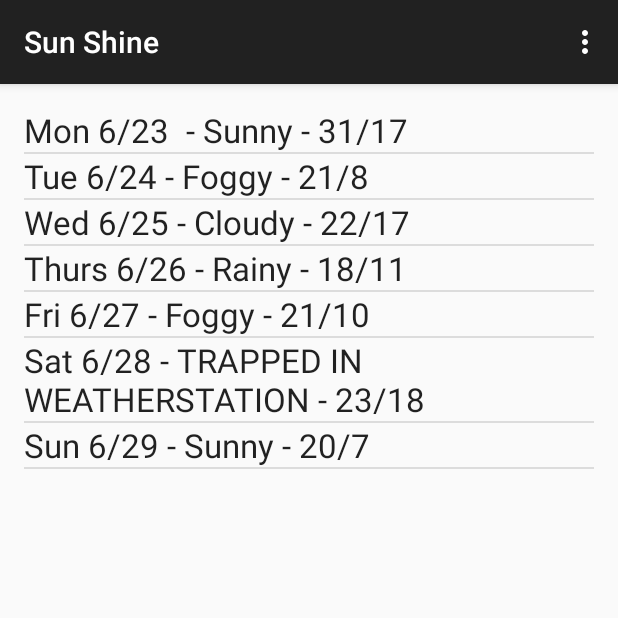
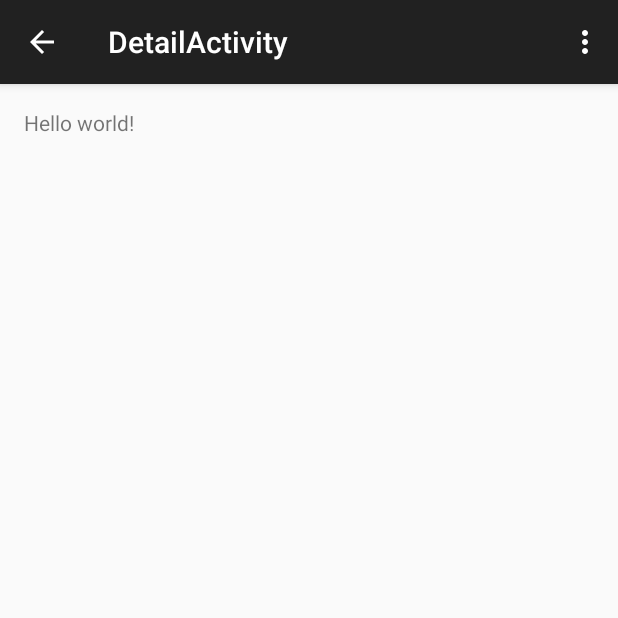
Before and after one commit to gdgistanbul/android-study-jam-sunshine, an Android app: the screen it shows after launch (MainActivity before the commit, DetailActivity after it), after a tap on an icon or button, on a phone screen of 412 x 824 dp, the top half of it. Run offline under Robolectric (Android 15) with nearby library versions, the phone set to English and light mode, and no system bars.

Commit message:
start new activity instead of showing toast

```diff
--- a/app/src/main/AndroidManifest.xml
+++ b/app/src/main/AndroidManifest.xml
@@ -4,6 +4,7 @@
     xmlns:android="http://schemas.android.com/apk/res/android">
 
     <uses-permission android:name="android.permission.INTERNET"/>
+
     <application
         android:allowBackup="true"
         android:icon="@mipmap/ic_launcher"
@@ -18,6 +19,14 @@
                 <category android:name="android.intent.category.LAUNCHER"/>
             </intent-filter>
         </activity>
+        <activity
+            android:name=".DetailActivity"
+            android:label="@string/title_activity_detail"
+            android:parentActivityName=".MainActivity">
+            <meta-data
+                android:name="android.support.PARENT_ACTIVITY"
+                android:value="com.gdgistanbul.sunshine.MainActivity"/>
+        </activity>
     </application>
 
 </manifest>
--- /dev/null
+++ b/app/src/main/java/com/gdgistanbul/sunshine/DetailActivity.java
@@ -0,0 +1,39 @@
+package com.gdgistanbul.sunshine;
+
+import android.support.v7.app.ActionBarActivity;
+import android.os.Bundle;
+import android.view.Menu;
+import android.view.MenuItem;
+
+
+public class DetailActivity extends ActionBarActivity {
+
+    @Override
+    protected void onCreate(Bundle savedInstanceState) {
+        super.onCreate(savedInstanceState);
+        setContentView(R.layout.activity_detail);
+    }
+
+
+    @Override
+    public boolean onCreateOptionsMenu(Menu menu) {
+        // Inflate the menu; this adds items to the action bar if it is present.
+        getMenuInflater().inflate(R.menu.menu_detail, menu);
+        return true;
+    }
+
+    @Override
+    public boolean onOptionsItemSelected(MenuItem item) {
+        // Handle action bar item clicks here. The action bar will
+        // automatically handle clicks on the Home/Up button, so long
+        // as you specify a parent activity in AndroidManifest.xml.
+        int id = item.getItemId();
+
+        //noinspection SimplifiableIfStatement
+        if (id == R.id.action_settings) {
+            return true;
+        }
+
+        return super.onOptionsItemSelected(item);
+    }
+}
--- a/app/src/main/java/com/gdgistanbul/sunshine/ForecastFragment.java
+++ b/app/src/main/java/com/gdgistanbul/sunshine/ForecastFragment.java
@@ -1,5 +1,6 @@
 package com.gdgistanbul.sunshine;
 
+import android.content.Intent;
 import android.net.Uri;
 import android.os.AsyncTask;
 import android.os.Bundle;
@@ -15,7 +16,6 @@ import android.view.ViewGroup;
 import android.widget.AdapterView;
 import android.widget.ArrayAdapter;
 import android.widget.ListView;
-import android.widget.Toast;
 
 import org.json.JSONArray;
 import org.json.JSONException;
@@ -98,7 +98,9 @@ public class ForecastFragment extends Fragment {
             @Override
             public void onItemClick(AdapterView<?> parent, View view, int position, long id) {
                 String forecast = mForecastAdapter.getItem(position);
-                Toast.makeText(getActivity(), forecast, Toast.LENGTH_SHORT).show();
+                Intent intent = new Intent(getActivity(), DetailActivity.class)
+                        .putExtra(Intent.EXTRA_TEXT, forecast);
+                startActivity(intent);
             }
         });
         return rootView;
--- /dev/null
+++ b/app/src/main/res/layout/activity_detail.xml
@@ -0,0 +1,16 @@
+<RelativeLayout xmlns:android="http://schemas.android.com/apk/res/android"
+                xmlns:tools="http://schemas.android.com/tools"
+                android:layout_width="match_parent"
+                android:layout_height="match_parent"
+                android:paddingLeft="@dimen/activity_horizontal_margin"
+                android:paddingRight="@dimen/activity_horizontal_margin"
+                android:paddingTop="@dimen/activity_vertical_margin"
+                android:paddingBottom="@dimen/activity_vertical_margin"
+                tools:context="com.gdgistanbul.sunshine.DetailActivity">
+
+    <TextView
+        android:text="@string/hello_world"
+        android:layout_width="wrap_content"
+        android:layout_height="wrap_content"/>
+
+</RelativeLayout>
--- /dev/null
+++ b/app/src/main/res/menu/menu_detail.xml
@@ -0,0 +1,9 @@
+<menu xmlns:android="http://schemas.android.com/apk/res/android"
+      xmlns:app="http://schemas.android.com/apk/res-auto"
+      xmlns:tools="http://schemas.android.com/tools"
+      tools:context="com.gdgistanbul.sunshine.DetailActivity">
+    <item android:id="@+id/action_settings"
+          android:title="@string/action_settings"
+          android:orderInCategory="100"
+          app:showAsAction="never"/>
+</menu>
--- a/app/src/main/res/values/strings.xml
+++ b/app/src/main/res/values/strings.xml
@@ -3,4 +3,5 @@
     <string name="hello_world">Hello world!</string>
     <string name="action_settings">Settings</string>
     <string name="action_refresh" translatable="false">Refresh</string>
+    <string name="title_activity_detail">DetailActivity</string>
 </resources>
```
